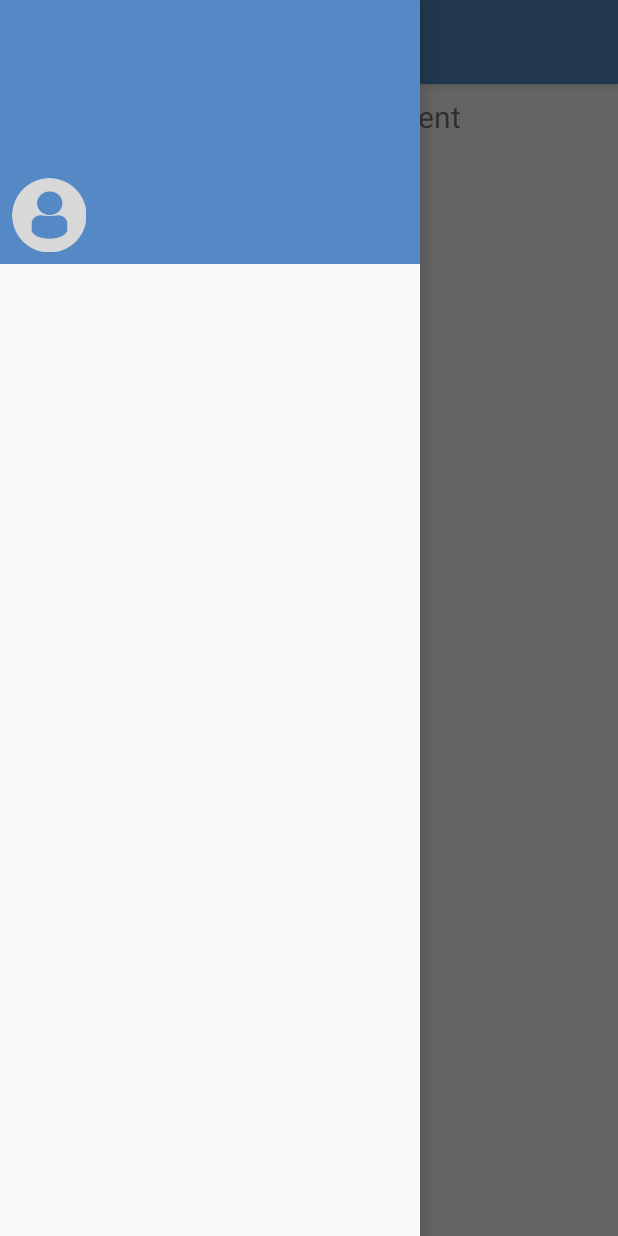
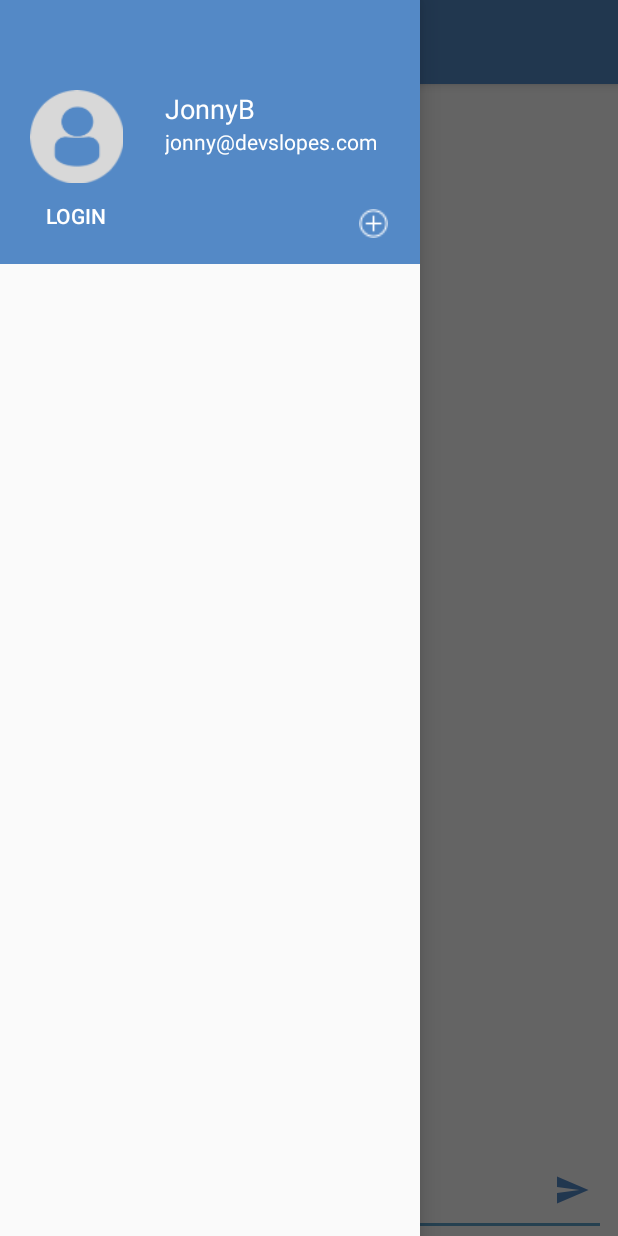
Before and after one commit to HC-Strong/Devslopes-Smack, an Android app: the screen it shows after launch (MainActivity), with the side drawer open, on a phone screen of 412 x 824 dp. Run offline under Robolectric (Android 15) with nearby library versions, the phone set to English and light mode, and no system bars; our stand-ins replace navigation-ui; 3 statements that could not run were skipped.

Commit message:
Lesson 02: work on message screen layout part done. Accidentally deleted something so need to commit my changes so I can go back...

```diff
--- a/app/src/main/java/com/example/smack/MainActivity.kt
+++ b/app/src/main/java/com/example/smack/MainActivity.kt
@@ -13,6 +13,7 @@ import com.google.android.material.navigation.NavigationView
 import androidx.appcompat.app.AppCompatActivity
 import androidx.appcompat.widget.Toolbar
 import android.view.Menu
+import android.view.View
 
 class MainActivity : AppCompatActivity() {
 
@@ -44,4 +45,17 @@ class MainActivity : AppCompatActivity() {
         val navController = findNavController(R.id.nav_host_fragment)
         return navController.navigateUp(appBarConfiguration) || super.onSupportNavigateUp()
     }
+
+
+    fun loginBtnNavClicked(view: View) {
+
+    }
+
+    fun addChannelClicked(view: View){
+
+    }
+
+    fun sendMessageBtnClicked(view: View){
+
+    }
 }
--- a/app/src/main/res/layout/activity_main.xml
+++ b/app/src/main/res/layout/activity_main.xml
@@ -24,8 +24,9 @@
                 android:layout_width="match_parent"
                 android:layout_height="match_parent">
 
-                <include layout="@layout/nav_header_main"
-                    android:id="@+id/nav_drawer_header_include"/>
+                <include
+                    android:id="@+id/nav_drawer_header_include"
+                    layout="@layout/nav_header_main" />
 
                 <ListView
                     android:layout_width="match_parent"
--- a/app/src/main/res/layout/content_main.xml
+++ b/app/src/main/res/layout/content_main.xml
@@ -7,14 +7,53 @@
     app:layout_behavior="@string/appbar_scrolling_view_behavior"
     tools:showIn="@layout/app_bar_main">
 
-    <fragment
-        android:id="@+id/nav_host_fragment"
-        android:name="androidx.navigation.fragment.NavHostFragment"
+    <TextView
+        android:id="@+id/mainChannelName"
+        android:layout_width="0dp"
+        android:layout_height="wrap_content"
+        android:layout_marginTop="8dp"
+        android:text="Please Log In"
+        android:textAlignment="center"
+        app:layout_constraintEnd_toEndOf="parent"
+        app:layout_constraintStart_toStartOf="parent"
+        app:layout_constraintTop_toTopOf="parent" />
+
+    <EditText
+        android:id="@+id/messageTextField"
+        android:layout_width="0dp"
+        android:layout_height="wrap_content"
+        android:layout_marginStart="8dp"
+        android:layout_marginEnd="8dp"
+        android:ems="10"
+        android:gravity="start|top"
+        android:hint="message:"
+        android:inputType="textMultiLine"
+        app:layout_constraintBottom_toBottomOf="parent"
+        app:layout_constraintEnd_toEndOf="parent"
+        app:layout_constraintStart_toStartOf="parent" />
+
+    <ImageButton
+        android:id="@+id/sendMessageBtn"
+        android:layout_width="45dp"
+        android:layout_height="45dp"
+        android:layout_marginEnd="8dp"
+        android:layout_marginBottom="8dp"
+        android:background="@android:color/transparent"
+        android:onClick="sendMessageBtnClicked"
+        android:tint="@color/colorPrimary"
+        app:layout_constraintBottom_toBottomOf="parent"
+        app:layout_constraintEnd_toEndOf="parent"
+        app:srcCompat="@drawable/ic_menu_send" />
+
+    <androidx.recyclerview.widget.RecyclerView
+        android:id="@+id/messageListView"
         android:layout_width="match_parent"
         android:layout_height="match_parent"
-        app:defaultNavHost="true"
-        app:layout_constraintLeft_toLeftOf="parent"
-        app:layout_constraintRight_toRightOf="parent"
-        app:layout_constraintTop_toTopOf="parent"
-        app:navGraph="@navigation/mobile_navigation" />
+        android:layout_marginTop="32dp"
+        android:layout_marginBottom="55dp"
+        app:layout_constraintBottom_toTopOf="@+id/messageTextField"
+        app:layout_constraintEnd_toEndOf="parent"
+        app:layout_constraintStart_toStartOf="parent"
+        app:layout_constraintTop_toBottomOf="@+id/mainChannelName"
+        app:layout_constraintVertical_bias="0.041" />
 </androidx.constraintlayout.widget.ConstraintLayout>
--- a/app/src/main/res/layout/nav_header_main.xml
+++ b/app/src/main/res/layout/nav_header_main.xml
@@ -10,37 +10,68 @@
     android:theme="@style/ThemeOverlay.AppCompat.Dark">
 
     <ImageView
-        android:id="@+id/imageView"
-        android:layout_width="wrap_content"
-        android:layout_height="wrap_content"
-        android:layout_marginStart="8dp"
-        android:layout_marginBottom="8dp"
+        android:id="@+id/userImageNavHeader"
+        android:layout_width="70dp"
+        android:layout_height="70dp"
+        android:layout_marginStart="16dp"
+        android:layout_marginTop="52dp"
         android:contentDescription="@string/nav_header_desc"
         android:paddingTop="@dimen/nav_header_vertical_spacing"
-        app:layout_constraintBottom_toBottomOf="parent"
         app:layout_constraintStart_toStartOf="parent"
+        app:layout_constraintTop_toTopOf="parent"
         app:srcCompat="@drawable/profiledefault" />
 
     <TextView
-        android:id="@+id/textView2"
+        android:id="@+id/userNameNavHeader"
         android:layout_width="wrap_content"
         android:layout_height="wrap_content"
         android:layout_marginStart="24dp"
         android:paddingTop="@dimen/nav_header_vertical_spacing"
+        android:text="JonnyB"
         android:textAppearance="@style/TextAppearance.AppCompat.Body1"
         android:textColor="@android:color/white"
         android:textSize="18sp"
-        app:layout_constraintStart_toEndOf="@+id/imageView"
-        app:layout_constraintTop_toTopOf="@+id/imageView"
+        app:layout_constraintStart_toEndOf="@+id/userImageNavHeader"
+        app:layout_constraintTop_toTopOf="@+id/userImageNavHeader"
         tools:text="JonnyB" />
 
     <TextView
-        android:id="@+id/textView"
+        android:id="@+id/userEmailNavHeader"
         android:layout_width="wrap_content"
         android:layout_height="wrap_content"
+        android:text="jonny@devslopes.com"
         android:textColor="@android:color/white"
-        app:layout_constraintStart_toStartOf="@+id/textView2"
-        app:layout_constraintTop_toBottomOf="@+id/textView2"
+        app:layout_constraintStart_toStartOf="@+id/userNameNavHeader"
+        app:layout_constraintTop_toBottomOf="@+id/userNameNavHeader"
         tools:text="jonny@devslopes.com" />
 
+    <Button
+        android:id="@+id/loginBtn"
+        android:layout_width="70dp"
+        android:layout_height="32dp"
+        android:layout_marginBottom="8dp"
+        android:background="@android:color/transparent"
+        android:onClick="loginBtnNavClicked"
+        android:text="@string/login"
+        android:textColor="@android:color/white"
+        app:layout_constraintBottom_toBottomOf="parent"
+        app:layout_constraintStart_toStartOf="@+id/userImageNavHeader"
+        app:layout_constraintTop_toBottomOf="@+id/userImageNavHeader"
+        app:layout_constraintVertical_bias="0.428" />
+
+    <ImageButton
+        android:id="@+id/addChannelBtn"
+        android:layout_width="30dp"
+        android:layout_height="30dp"
+        android:layout_marginEnd="16dp"
+        android:layout_marginBottom="12dp"
+        android:background="@android:color/transparent"
+        android:contentDescription="@string/plus_sign"
+        android:onClick="addChannelClicked"
+        android:padding="5dp"
+        android:scaleType="fitXY"
+        app:layout_constraintBottom_toBottomOf="parent"
+        app:layout_constraintEnd_toEndOf="parent"
+        app:srcCompat="@drawable/addchannelbutton" />
+
 </androidx.constraintlayout.widget.ConstraintLayout>
--- a/app/src/main/res/values/colors.xml
+++ b/app/src/main/res/values/colors.xml
@@ -1,6 +1,6 @@
 <?xml version="1.0" encoding="utf-8"?>
 <resources>
     <color name="colorPrimary">#5489C6</color>
-    <color name="colorPrimaryDark">#FFBB66</color>
+    <color name="colorPrimaryDark">#3267A4</color>
     <color name="colorAccent">#5EA0C9</color>
 </resources>
--- a/app/src/main/res/values/strings.xml
+++ b/app/src/main/res/values/strings.xml
@@ -13,4 +13,6 @@
     <string name="menu_tools">Tools</string>
     <string name="menu_share">Share</string>
     <string name="menu_send">Send</string>
+    <string name="plus_sign">plus sign</string>
+    <string name="login">LOGIN</string>
 </resources>
```
